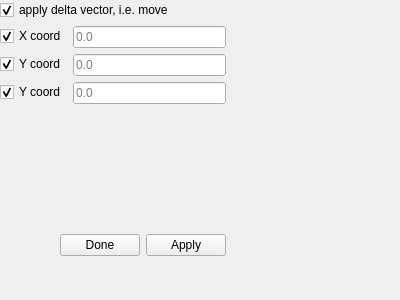
Qt form MoveVerticesWidget.ui (nicolasedh/hexBlocker) before a commit.
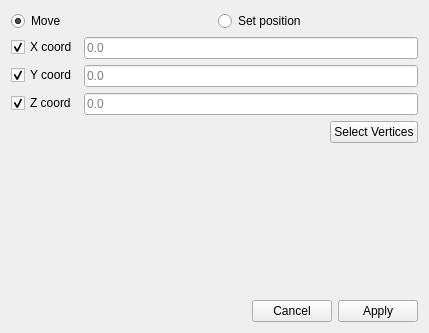
The same form after that commit.

Commit message:
Move Vertices Widget has now been upgraded.
Added rescaleActors() method so that actors are scaled
around the correct location.

The edit to the form file:
```diff
--- a/MoveVerticesWidget.ui
+++ b/MoveVerticesWidget.ui
@@ -9,8 +9,8 @@
    <rect>
     <x>0</x>
     <y>0</y>
-    <width>400</width>
-    <height>300</height>
+    <width>429</width>
+    <height>333</height>
    </rect>
   </property>
   <property name="windowTitle">
@@ -22,28 +22,33 @@
   <property name="floating" stdset="0">
    <bool>false</bool>
   </property>
-  <widget class="QWidget" name="dockWidgetContents">
-   <property name="geometry">
-    <rect>
-     <x>0</x>
-     <y>0</y>
-     <width>226</width>
-     <height>256</height>
-    </rect>
-   </property>
    <layout class="QVBoxLayout" name="verticalLayout">
     <item>
-     <widget class="QCheckBox" name="checkBoxDelta">
-      <property name="autoFillBackground">
-       <bool>true</bool>
+    <layout class="QHBoxLayout" name="horizontalLayout_2">
+     <item>
+      <widget class="QRadioButton" name="radioMove">
+       <property name="toolTip">
+        <string>Apply displacement vector</string>
       </property>
       <property name="text">
-       <string>apply delta vector, i.e. move</string>
+        <string>Move</string>
       </property>
       <property name="checked">
        <bool>true</bool>
       </property>
      </widget>
+     </item>
+     <item>
+      <widget class="QRadioButton" name="radioSet">
+       <property name="toolTip">
+        <string>Set position to values below</string>
+       </property>
+       <property name="text">
+        <string>Set position</string>
+       </property>
+      </widget>
+     </item>
+    </layout>
     </item>
     <item>
      <layout class="QFormLayout" name="formLayout">
@@ -111,7 +116,7 @@
          <bool>true</bool>
         </property>
         <property name="text">
-         <string>Y coord</string>
+        <string>Z coord</string>
         </property>
         <property name="checked">
          <bool>true</bool>
@@ -136,6 +141,30 @@
       </item>
      </layout>
     </item>
+   <item>
+    <layout class="QHBoxLayout" name="horizontalLayout_3">
+     <item>
+      <spacer name="horizontalSpacer_2">
+       <property name="orientation">
+        <enum>Qt::Horizontal</enum>
+       </property>
+       <property name="sizeHint" stdset="0">
+        <size>
+         <width>40</width>
+         <height>20</height>
+        </size>
+       </property>
+      </spacer>
+     </item>
+     <item>
+      <widget class="QPushButton" name="pushButtonSelectV">
+       <property name="text">
+        <string>Select Vertices</string>
+       </property>
+      </widget>
+     </item>
+    </layout>
+   </item>
     <item>
      <spacer name="verticalSpacer">
       <property name="orientation">
@@ -144,7 +173,7 @@
       <property name="sizeHint" stdset="0">
        <size>
         <width>48</width>
-        <height>90</height>
+       <height>111</height>
        </size>
       </property>
      </spacer>
@@ -170,7 +199,7 @@
          <bool>true</bool>
         </property>
         <property name="text">
-         <string>Done</string>
+        <string>Cancel</string>
         </property>
        </widget>
       </item>
@@ -187,7 +216,6 @@
      </layout>
     </item>
    </layout>
-  </widget>
   <action name="actionApply">
    <property name="text">
     <string>Apply</string>
```
Left out of the diff: 1 changed line with no effect on the pictures. Lines whose indentation alone changed are shown as unchanged. The commit also changes 12 other files.
